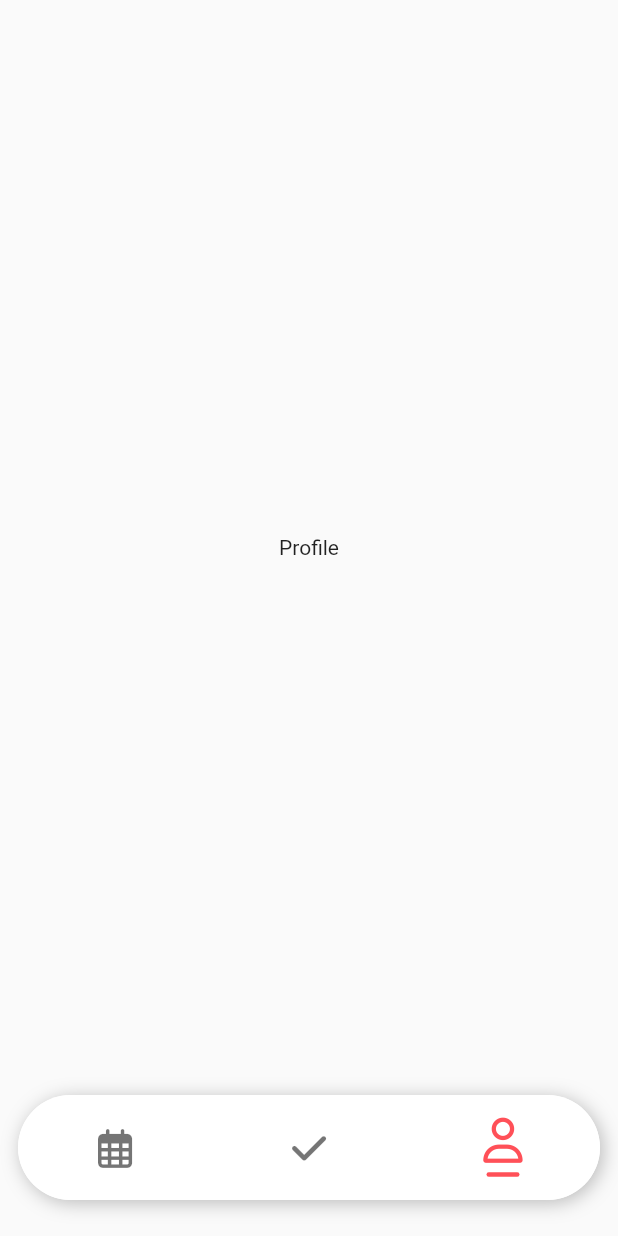
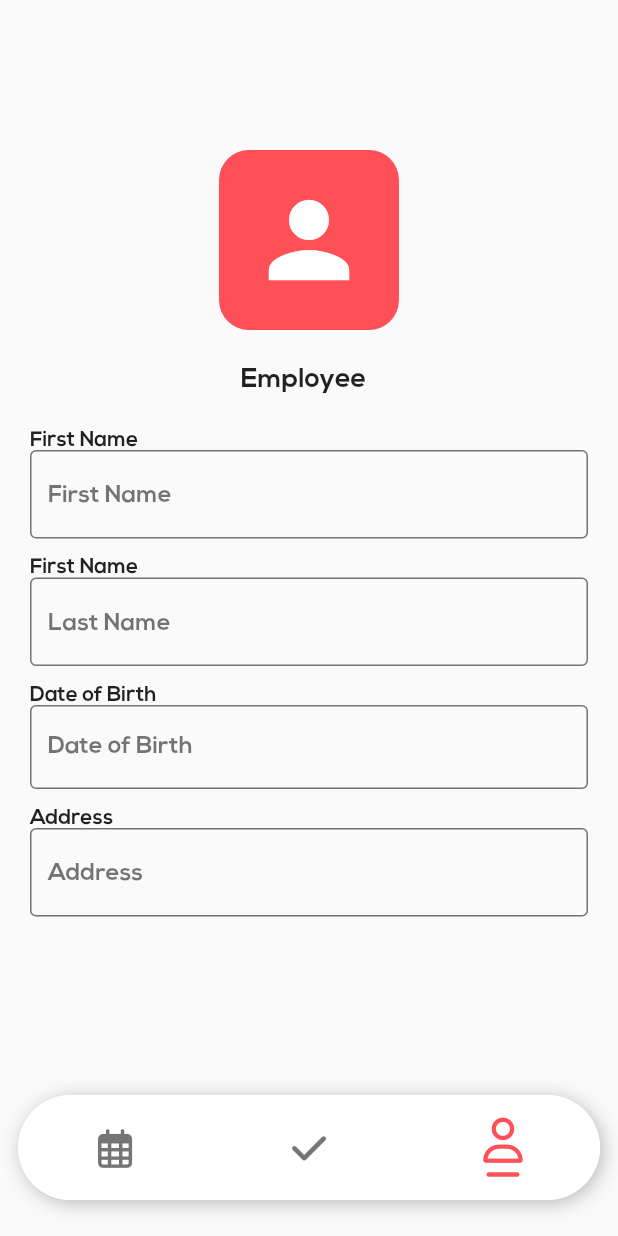
Before and after one commit to omkarwani7/attendance-flutter-app, a Flutter app: the HomeScreen screen opened directly, item 3 of the bottom bar chosen, on a phone screen of 412 x 824 dp. Run offline on Flutter 3.47's test engine with Material 2 defaults, Android fonts, the light colour scheme and no system bars; our stand-ins replace cloud_firestore, firebase_core, flutter_keyboard_visibility, font_awesome_flutter, geocoding, location and 3 more; missing offline and left inert: month_year_picker; accounts and stored records are empty.

Commit message:
New Commit

```diff
--- a/lib/model/user.dart
+++ b/lib/model/user.dart
@@ -1,6 +1,11 @@
 class User {
   static String employeeId = " ";
+  static String firstName = " ";
+  static String lastName = " ";
+  static String birthDate = " ";
+  static String address = " ";
   static String id = " ";
   static double lat = 0;
   static double long = 0;
+  static bool canEdit = true;
 }
--- a/lib/profilescreen.dart
+++ b/lib/profilescreen.dart
@@ -1,6 +1,8 @@
 import 'package:flutter/material.dart';
 import 'package:flutter/src/widgets/framework.dart';
 import 'package:flutter/src/widgets/placeholder.dart';
+
+import 'model/user.dart';
 
 class ProfileScreen extends StatefulWidget {
   const ProfileScreen({Key? key}) : super(key: key);
@@ -10,13 +12,141 @@ class ProfileScreen extends StatefulWidget {
 }
 
 class _ProfileScreenState extends State<ProfileScreen> {
+  double screenHeight = 0;
+  double screenWidth = 0;
+
+  Color primary = const Color(0xffeeff444c);
+  String birth = "Date of Birth";
+
   @override
   Widget build(BuildContext context) {
+    screenHeight = MediaQuery.of(context).size.height;
+    screenWidth = MediaQuery.of(context).size.width;
     return Scaffold(
-      body: Center(
-        child: Text("Profile"),
+      body: SingleChildScrollView(
+        padding: EdgeInsets.all(20),
+        child: Column(
+          children: [
+            Container(
+              margin: EdgeInsets.only(top: 80, bottom: 24),
+              height: 120,
+              width: 120,
+              alignment: Alignment.center,
+              decoration: BoxDecoration(
+                borderRadius: BorderRadius.circular(20),
+                color: primary,
+              ),
+              child: Center(
+                child: Icon(
+                  Icons.person,
+                  color: Colors.white,
+                  size: 80,
+                ),
+              ),
+            ),
+            Align(
+              alignment: Alignment.center,
+              child: Text(
+                "Employee ${User.employeeId}",
+                style: TextStyle(
+                  fontFamily: "NexaBold",
+                  fontSize: 18,
+                ),
+              ),
+            ),
+            const SizedBox(
+              height: 24,
+            ),
+            textField("First Name", "First Name"),
+            textField("First Name", "Last Name"),
+            Align(
+              alignment: Alignment.centerLeft,
+              child: Text(
+                "Date of Birth",
+                style: TextStyle(
+                  fontFamily: "NexaBold",
+                  color: Colors.black87,
+                ),
+              ),
+            ),
+            GestureDetector(
+              onTap: () {
+                showDatePicker(
+                  context: context,
+                  initialDate: DateTime.now(),
+                  firstDate: DateTime(1950),
+                  lastDate: DateTime.now(),
+                );
+              },
+              child: Container(
+                height: kToolbarHeight,
+                width: screenWidth,
+                margin: EdgeInsets.only(bottom: 12),
+                padding: EdgeInsets.only(left: 11),
+                decoration: BoxDecoration(
+                  borderRadius: BorderRadius.circular(4),
+                  border: Border.all(
+                    color: Colors.black54,
+                  ),
+                ),
+                child: Align(
+                  alignment: Alignment.centerLeft,
+                  child: Text(
+                    birth,
+                    style: TextStyle(
+                      fontFamily: "NexaBold",
+                      color: Colors.black54,
+                      fontSize: 16,
+                    ),
+                  ),
+                ),
+              ),
+            ),
+            textField("Address", "Address"),
+          ],
+        ),
       ),
     );
-    ;
+  }
+
+  Widget textField(String title, String hint) {
+    return Column(
+      children: [
+        Align(
+          alignment: Alignment.centerLeft,
+          child: Text(
+            title,
+            style: TextStyle(
+              fontFamily: "NexaBold",
+              color: Colors.black87,
+            ),
+          ),
+        ),
+        Container(
+          margin: EdgeInsets.only(bottom: 12),
+          child: TextFormField(
+            cursorColor: Colors.black54,
+            maxLines: 1,
+            decoration: InputDecoration(
+              hintText: hint,
+              hintStyle: TextStyle(
+                color: Colors.black54,
+                fontFamily: "NexaBold",
+              ),
+              enabledBorder: const OutlineInputBorder(
+                borderSide: BorderSide(
+                  color: Colors.black54,
+                ),
+              ),
+              focusedBorder: const OutlineInputBorder(
+                borderSide: BorderSide(
+                  color: Colors.black54,
+                ),
+              ),
+            ),
+          ),
+        ),
+      ],
+    );
   }
 }
```
